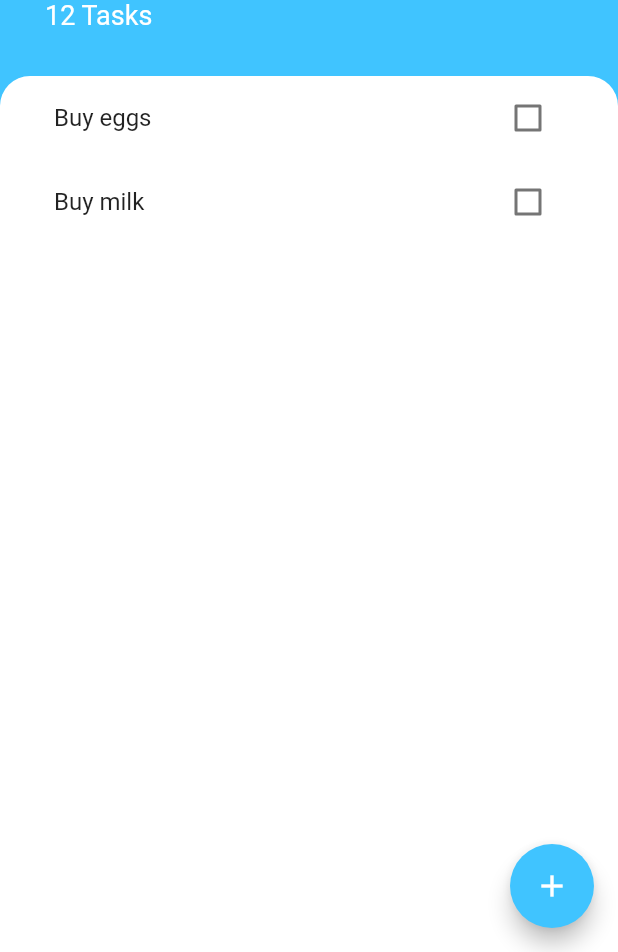
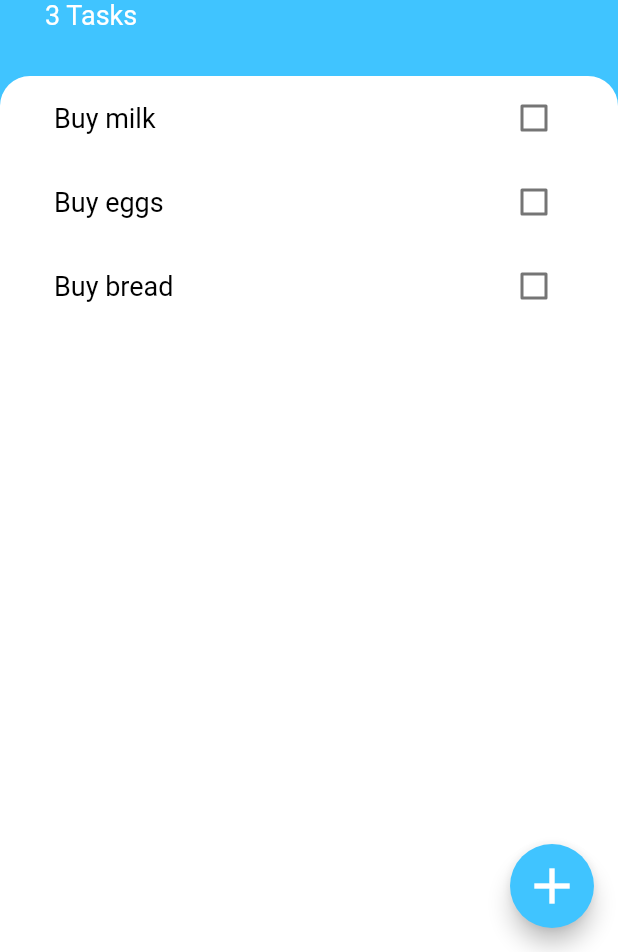
Before and after one commit to hb57786/todoey_flutter, a Flutter app: the screen it shows after launch, on a phone screen of 412 x 824 dp, the part 284-1236 px from its top. Run offline on Flutter 3.47's test engine with Material 2 defaults, Android fonts, the phone set to English and light mode, and no system bars.

Commit message:
Refactoring app

```diff
--- a/lib/main.dart
+++ b/lib/main.dart
@@ -1,5 +1,7 @@
 import 'package:flutter/material.dart';
-import 'package:todoey_flutter/screens/tasks_screen.dart';
+import 'package:provider/provider.dart';
+import 'package:todoey_flutter/models/task_data.dart';
+import 'screens/tasks_screen.dart';
 
 void main() {
   runApp(MyApp());
@@ -8,8 +10,11 @@ void main() {
 class MyApp extends StatelessWidget {
   @override
   Widget build(BuildContext context) {
-    return MaterialApp(
-      home: TasksScreen(),
+    return ChangeNotifierProvider(
+      create: (context) => TaskData(),
+      child: MaterialApp(
+        home: TasksScreen(),
+      ),
     );
   }
 }
--- /dev/null
+++ b/lib/models/task_data.dart
@@ -0,0 +1,34 @@
+import 'package:flutter/foundation.dart';
+import 'dart:collection';
+import 'package:todoey_flutter/models/task.dart';
+
+class TaskData extends ChangeNotifier {
+  List<Task> _tasks = [
+    Task(name: 'Buy milk'),
+    Task(name: 'Buy eggs'),
+    Task(name: 'Buy bread'),
+  ];
+
+  int get taskCount => _tasks.length;
+  UnmodifiableListView get tasks => UnmodifiableListView(_tasks);
+
+  void addTask(String taskTitle) {
+    _tasks.add(Task(name: taskTitle));
+    notifyListeners();
+  }
+
+  void deleteTask(Task task) {
+    _tasks.remove(task);
+    notifyListeners();
+  }
+
+  void updateTask(Task task) {
+    task.toggleDone();
+    notifyListeners();
+  }
+
+// void toggleTask(int index) {
+//   _tasks[index].toggleisDone();
+//   notifyListeners();
+// }
+}
--- a/lib/screens/tasks_screen.dart
+++ b/lib/screens/tasks_screen.dart
@@ -1,6 +1,8 @@
 import 'package:flutter/material.dart';
+import 'package:todoey_flutter/screens/add_task_screen.dart';
 import 'package:todoey_flutter/widgets/tasks_list.dart';
-import 'package:todoey_flutter/screens/add_task_screen.dart';
+import 'package:provider/provider.dart';
+import 'package:todoey_flutter/models/task_data.dart';
 
 class TasksScreen extends StatelessWidget {
   @override
@@ -9,7 +11,10 @@ class TasksScreen extends StatelessWidget {
       backgroundColor: Colors.lightBlueAccent,
       floatingActionButton: FloatingActionButton(
           backgroundColor: Colors.lightBlueAccent,
-        child: Icon(Icons.add),
+          child: Icon(
+            Icons.add,
+            size: 40.0,
+          ),
           onPressed: () {
             showModalBottomSheet(
               context: context,
@@ -22,17 +27,16 @@ class TasksScreen extends StatelessWidget {
                 ),
               ),
             );
-        },
-      ),
+          }),
       body: Column(
         crossAxisAlignment: CrossAxisAlignment.start,
-        children: [
+        children: <Widget>[
           Container(
             padding: EdgeInsets.only(
                 top: 60.0, left: 30.0, right: 30.0, bottom: 30.0),
             child: Column(
               crossAxisAlignment: CrossAxisAlignment.start,
-              children: [
+              children: <Widget>[
                 CircleAvatar(
                   child: Icon(
                     Icons.list,
@@ -50,11 +54,10 @@ class TasksScreen extends StatelessWidget {
                   style: TextStyle(
                       color: Colors.white,
                       fontSize: 50.0,
-                    fontWeight: FontWeight.w700,
-                  ),
+                      fontWeight: FontWeight.w700),
                 ),
                 Text(
-                  '12 Tasks',
+                  '${Provider.of<TaskData>(context).taskCount} Tasks',
                   style: TextStyle(
                     color: Colors.white,
                     fontSize: 18.0,
--- a/lib/widgets/task_tile.dart
+++ b/lib/widgets/task_tile.dart
@@ -5,21 +5,21 @@ class TaskTile extends StatelessWidget {
   final String taskTitle;
   final Function checkboxCallback;
 
-  TaskTile({this.isChecked, this.taskTitle, this.checkboxCallback});
+  TaskTile({this.taskTitle, this.isChecked, this.checkboxCallback});
 
   @override
   Widget build(BuildContext context) {
-    return ListTile(
+    return CheckboxListTile(
       title: Text(
         taskTitle,
         style: TextStyle(
+            fontSize: 18.0,
+            color: Colors.black,
             decoration: isChecked ? TextDecoration.lineThrough : null),
       ),
-      trailing: Checkbox(
-        activeColor: Colors.lightBlueAccent,
-        value: isChecked,
-        onChanged: checkboxCallback,
-      ),
+      value: isChecked,
+      activeColor: Colors.lightBlueAccent,
+      onChanged: checkboxCallback,
     );
   }
 }
--- a/lib/widgets/tasks_list.dart
+++ b/lib/widgets/tasks_list.dart
@@ -1,32 +1,47 @@
 import 'package:flutter/material.dart';
-import 'task_tile.dart';
-import 'package:todoey_flutter/models/task.dart';
+import 'package:provider/provider.dart';
+import 'package:todoey_flutter/widgets/task_tile.dart';
+import 'package:todoey_flutter/models/task_data.dart';
 
-class TasksList extends StatefulWidget {
-  @override
-  _TasksListState createState() => _TasksListState();
-}
-
-class _TasksListState extends State<TasksList> {
-  List<Task> tasks = [
-    Task(name: 'Buy eggs'),
-    Task(name: 'Buy milk'),
-  ];
-
+class TasksList extends StatelessWidget {
   @override
   Widget build(BuildContext context) {
-    return ListView.builder(
-      itemBuilder: (context, index) {
-        return TaskTile(
-            taskTitle: tasks[index].name,
-            isChecked: tasks[index].isDone,
-            checkboxCallback: (checkboxState) {
-              setState(() {
-                tasks[index].toggleDone();
-              });
-            });
+    return Consumer<TaskData>(
+      builder: (context, value, child) {
+        return ListView.builder(
+          itemCount: value.taskCount,
+          itemBuilder: (context, index) {
+            final task = value.tasks[index];
+            print({task.isDone});
+            return Dismissible(
+              key: UniqueKey(),
+              background: Container(
+                padding: EdgeInsets.all(10.0),
+                color: Colors.red,
+                child: Align(
+                  alignment: Alignment.centerRight,
+                  child: Text(
+                    'DELETE',
+                    style: TextStyle(color: Colors.white),
+                  ),
+                ),
+              ),
+              direction: DismissDirection.endToStart,
+              onDismissed: (direction) {
+                value.deleteTask(task);
+              },
+              child: TaskTile(
+                taskTitle: task.name,
+                isChecked: task.isDone,
+                checkboxCallback: (checkboxState) {
+                  //value.toggleTask(index);
+                  value.updateTask(task);
+                },
+              ),
+            );
+          },
+        );
       },
-      itemCount: tasks.length,
     );
   }
 }
--- a/pubspec.yaml
+++ b/pubspec.yaml
@@ -1,5 +1,5 @@
 name: todoey_flutter
-description: ToDo app
+description: A new Flutter project.
 
 # The following line prevents the package from being accidentally published to
 # pub.dev using `pub publish`. This is preferred for private packages.
@@ -23,11 +23,12 @@ environment:
 dependencies:
   flutter:
     sdk: flutter
+  provider: ^4.1.2
 
 
   # The following adds the Cupertino Icons font to your application.
   # Use with the CupertinoIcons class for iOS style icons.
-  cupertino_icons: ^1.0.2
+  cupertino_icons: ^0.1.3
 
 dev_dependencies:
   flutter_test:
```
Also changed, not shown: lib/screens/add_task_screen.dart (+22 -4 lines), pubspec.lock. Lines whose indentation alone changed are shown as unchanged.
